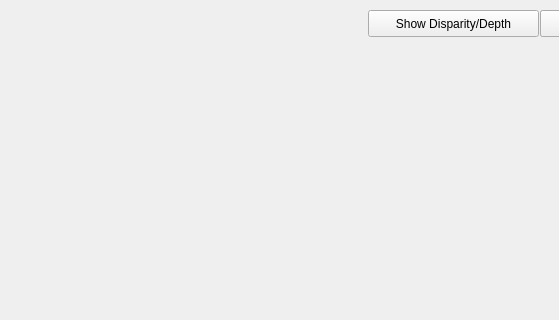
Old version of the form Qt Creator/stereovision_GUI/forms/mainwindow.ui in the repository nicolasrosa/StereoVision; both pictures show x 0 to 559 and y 0 to 320 of the 1292 by 709 pixel window.
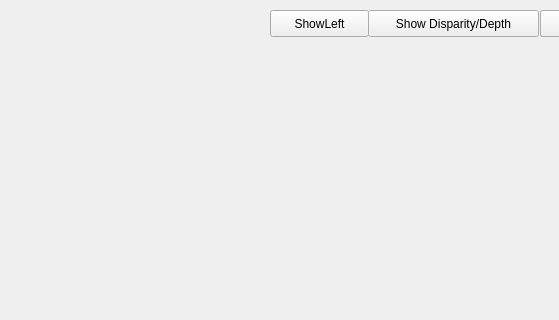
New version of the form.

Commit message: [MODIFIED] ADDED ShowLeft Button and added LEFT_WINDOW, RIGHT_WINDOW, putImage()

Patch:
```diff
--- a/Qt Creator/stereovision_GUI/forms/mainwindow.ui
+++ b/Qt Creator/stereovision_GUI/forms/mainwindow.ui
@@ -715,6 +715,19 @@
      </property>
     </item>
    </widget>
+   <widget class="QPushButton" name="toggleBtnShowLeftImage">
+    <property name="geometry">
+     <rect>
+      <x>270</x>
+      <y>10</y>
+      <width>99</width>
+      <height>27</height>
+     </rect>
+    </property>
+    <property name="text">
+     <string>ShowLeft</string>
+    </property>
+   </widget>
   </widget>
   <widget class="QMenuBar" name="menuBar">
    <property name="geometry">
```
The commit also changes 14 other files.
